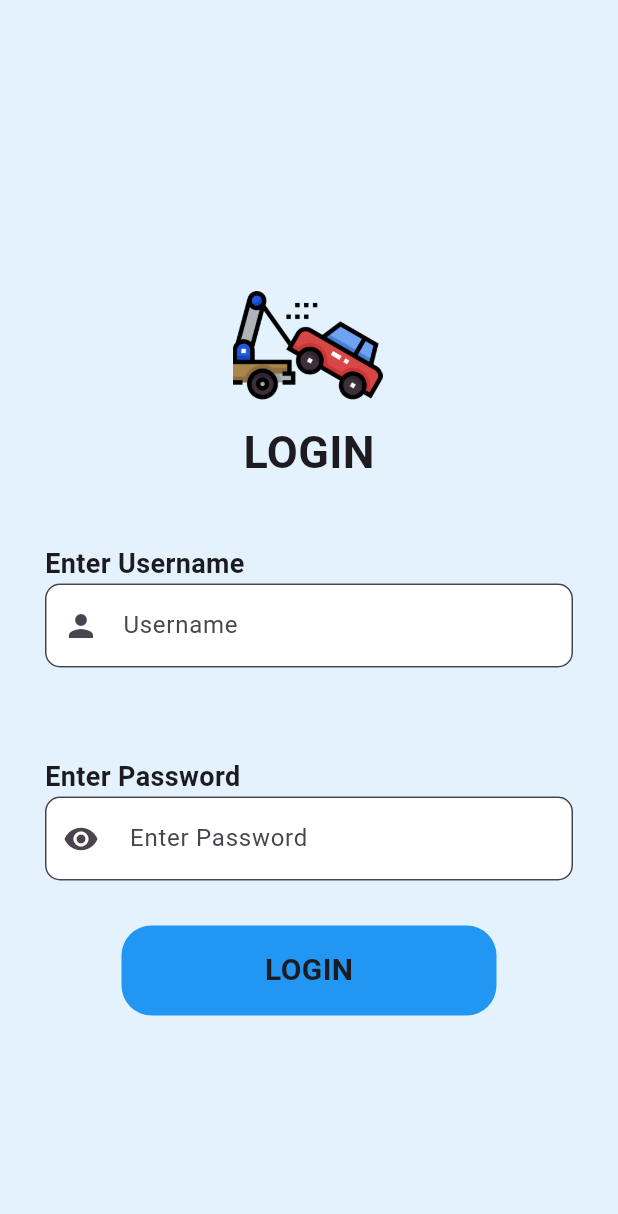
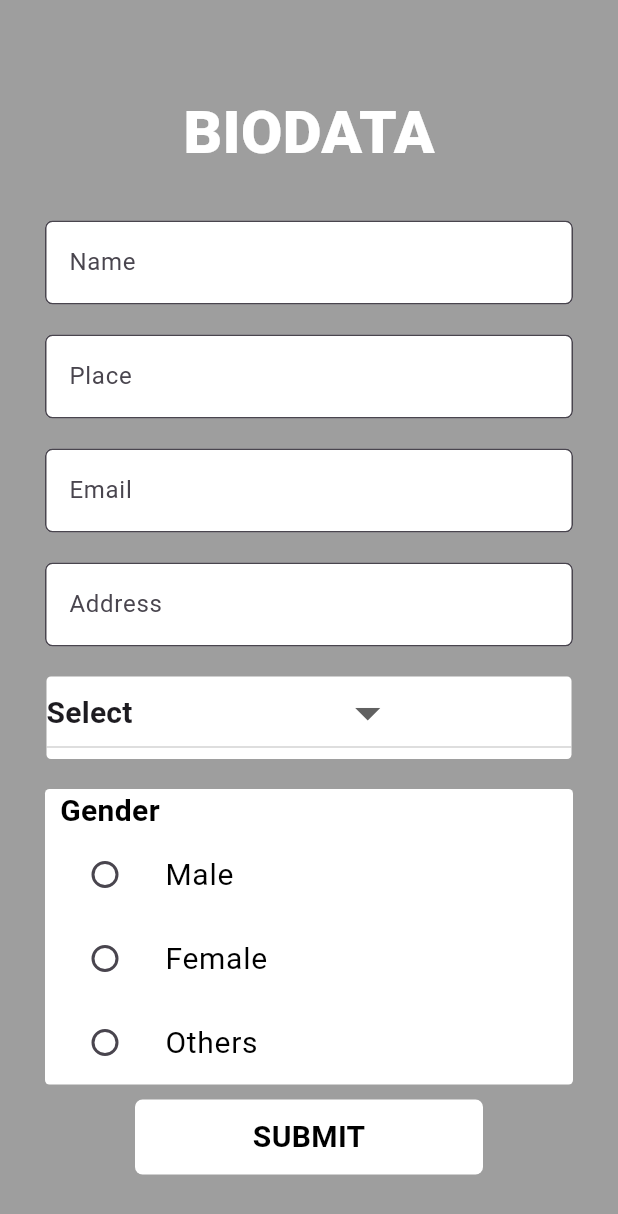
Before and after one commit to vismayahvinodhh/flutter_basic, a Flutter app: the screen it shows after launch, on a phone screen of 412 x 824 dp. Shown: the top 1214 px of the screen. Run offline on Flutter 3.47's test engine with Material 3 defaults, Android fonts, the light colour scheme and no system bars; our stand-ins replace flutter_screenutil, image_picker, lottie, shared_preferences.

Commit message:
15/08/24

```diff
--- /dev/null
+++ b/lib/Sharedpreference/biodata2.dart
@@ -0,0 +1,353 @@
+import 'package:flutter/material.dart';
+import 'package:shared_preferences/shared_preferences.dart';
+
+import 'Biodetails.dart';
+
+import 'Biodetails.dart';
+
+
+
+class Biodata_1 extends StatefulWidget {
+  const Biodata_1({super.key});
+
+  @override
+  State<Biodata_1> createState() => _Biodata_1State();
+}
+
+class _Biodata_1State extends State<Biodata_1> {
+
+  void _showSnackBar(BuildContext context) {
+    final snackBar = SnackBar(
+      content: Text('Select Value'),
+      action: SnackBarAction(
+        label: 'Undo',
+        onPressed: () {
+          // Code to undo the change.
+        },
+      ),
+    );
+
+    // Find the ScaffoldMessenger in the widget tree and use it to show a SnackBar.
+    ScaffoldMessenger.of(context).showSnackBar(snackBar);
+  }
+
+
+  var Name_ctrl = TextEditingController();
+  var Place_ctrl = TextEditingController();
+  var Email_ctrl = TextEditingController();
+  var Address_ctrl = TextEditingController();
+
+  String _selectedValue = 'null';
+
+  String Degree = 'Select';
+
+  final formkey = GlobalKey<FormState>();
+
+  final List<String> _options = [
+    'BSC CS',
+    'BCA',
+    'MSC CS',
+    'MCA',
+    'Select'
+  ];
+  Future<void> Add_data_sp() async {
+    SharedPreferences data = await SharedPreferences.getInstance();
+    data.setString("Name", Name_ctrl.text);
+    data.setString("Place", Place_ctrl.text);
+    data.setString("Email", Email_ctrl.text);
+    data.setString("Address", Address_ctrl.text);
+    data.setString("Gender", _selectedValue);
+    data.setString("Degree", Degree);
+    print(
+        "Added Successfully!");
+  }
+
+  @override
+  Widget build(BuildContext context) {
+    return Scaffold(
+      backgroundColor: Colors.grey,
+      body: SingleChildScrollView(
+        child: Form(
+          key: formkey,
+          child: Column(
+            children: [
+              SizedBox(
+                height: 60,
+              ),
+              Center(
+                  child: Text(
+                    'BIODATA',
+                    style: TextStyle(
+                        fontSize: 40,
+                        fontWeight: FontWeight.w900,
+                        color: Colors.white),
+                  )),
+              SizedBox(
+                height: 30,
+              ),
+              Column(
+                children: [
+                  Padding(
+                    padding: const EdgeInsets.only(left: 30, right: 30),
+                    child: TextFormField(
+                      validator: (value) {
+                        if (value!.isEmpty) {
+                          return "Enter Any Value";
+                        }
+                      },
+                      controller: Name_ctrl,
+                      decoration: InputDecoration(
+                          hintText: 'Name',
+                          focusColor: Colors.white,
+                          border: OutlineInputBorder(
+                              borderSide:
+                              BorderSide(color: Colors.black, width: 3),
+                              borderRadius: BorderRadius.circular(5)),
+                          fillColor: Colors.white,
+                          filled: true),
+                    ),
+                  )
+                ],
+              ),
+              SizedBox(
+                height: 20,
+              ),
+              Column(
+                children: [
+                  Padding(
+                    padding: const EdgeInsets.only(left: 30, right: 30),
+                    child: TextFormField(
+                      validator: (value) {
+                        if (value!.isEmpty) {
+                          return "Enter Any Value";
+                        }
+                      },
+                      controller: Place_ctrl,
+                      decoration: InputDecoration(
+                          hintText: 'Place',
+                          focusColor: Colors.white,
+                          border: OutlineInputBorder(
+                              borderSide:
+                              BorderSide(color: Colors.black, width: 2),
+                              borderRadius: BorderRadius.circular(5)),
+                          fillColor: Colors.white,
+                          filled: true),
+                    ),
+                  )
+                ],
+              ),
+              SizedBox(
+                height: 20,
+              ),
+              Column(
+                children: [
+                  Padding(
+                    padding: const EdgeInsets.only(left: 30, right: 30),
+                    child: TextFormField(
+                      validator: (value) {
+                        if (value!.isEmpty) {
+                          return "Enter Any Value";
+                        }
+                      },
+                      controller: Email_ctrl,
+                      decoration: InputDecoration(
+                          hintText: 'Email',
+                          focusColor: Colors.white,
+                          border: OutlineInputBorder(
+                              borderSide:
+                              BorderSide(color: Colors.black, width: 2),
+                              borderRadius: BorderRadius.circular(5)),
+                          fillColor: Colors.white,
+                          filled: true),
+                    ),
+                  )
+                ],
+              ),
+              SizedBox(
+                height: 20,
+              ),
+              Column(
+                children: [
+                  Padding(
+                    padding: const EdgeInsets.only(left: 30, right: 30),
+                    child: TextFormField(
+                      validator: (value) {
+                        if (value!.isEmpty) {
+                          return "Enter Any Value";
+                        }
+                      },
+                      controller: Address_ctrl,
+                      decoration: InputDecoration(
+                          hintText: 'Address',
+                          focusColor: Colors.white,
+                          border: OutlineInputBorder(
+                              borderSide:
+                              BorderSide(color: Colors.black, width: 2),
+                              borderRadius: BorderRadius.circular(5)),
+                          fillColor: Colors.white,
+                          filled: true),
+                    ),
+                  )
+                ],
+              ),
+              SizedBox(
+                height: 20,
+              ),
+              Padding(
+                padding: const EdgeInsets.only(left: 30, right: 30),
+                child: Container(
+                  height: 55,
+                  width: 350,
+                  decoration: BoxDecoration(
+                    borderRadius: BorderRadius.circular(3),
+                    color: Colors.white,
+                  ),
+                  child: DropdownButton<String>(
+                    value: Degree,
+                    icon: Padding(
+                      padding: const EdgeInsets.only(left: 120),
+                      child: Icon(
+                        Icons.arrow_drop_down,
+                        size: 40,
+                      ),
+                    ),
+                    items: _options.map((String value) {
+                      return DropdownMenuItem<String>(
+                        value: value,
+                        child: Text(
+                          value,
+                          style: TextStyle(
+                            fontSize: 20,
+                            fontWeight: FontWeight.bold,
+                          ),
+                        ),
+                      );
+                    }).toList(),
+                    onChanged: (String? newValue) {
+                      setState(() {
+                        Degree = newValue!;
+                      });
+                    },
+                  ),
+                ),
+              ),
+              SizedBox(
+                height: 20,
+              ),
+              Padding(
+                padding: const EdgeInsets.only(left: 30, right: 30),
+                child: Container(
+                  decoration: BoxDecoration(
+                    borderRadius: BorderRadius.circular(3),
+                    color: Colors.white,
+                  ),
+                  child: Column(
+                    children: [
+                      Row(
+                        children: [
+                          SizedBox(
+                            width: 10,
+                          ),
+                          Text(
+                            "Gender ",
+                            style: TextStyle(
+                                fontSize: 20,
+                                color: Colors.black,
+                                fontWeight: FontWeight.bold),
+                          ),
+                        ],
+                      ),
+                      ListTile(
+                        title: Text(
+                          'Male',
+                          style: TextStyle(fontSize: 20, color: Colors.black),
+                        ),
+                        leading: Radio<String>(
+
+                          value: 'Male',
+                          groupValue: _selectedValue,
+                          onChanged: (String? value) {
+                            setState(() {
+                              _selectedValue = value!;
+                            });
+                          },
+                        ),
+                      ),
+                      ListTile(
+                        title: Text(
+                          'Female',
+                          style: TextStyle(fontSize: 20, color: Colors.black),
+                        ),
+                        leading: Radio<String>(
+                          value: 'Female',
+                          groupValue: _selectedValue,
+                          onChanged: (String? value) {
+                            setState(() {
+                              _selectedValue = value!;
+                            });
+                          },
+                        ),
+                      ),
+                      ListTile(
+                        title: Text(
+                          'Others',
+                          style: TextStyle(fontSize: 20, color: Colors.black),
+                        ),
+                        leading: Radio<String>(
+                          value: 'Others',
+                          groupValue: _selectedValue,
+                          onChanged: (String? value) {
+                            setState(() {
+                              _selectedValue = value!;
+                            });
+                          },
+                        ),
+                      ),
+                      // Text('Selected: $_selectedValue'),
+                    ],
+                  ),
+                ),
+              ),
+              Padding(
+                padding: const EdgeInsets.only(top: 10, left: 90, right: 90),
+                child: InkWell(
+                  onTap: () {
+                    if (formkey.currentState!.validate() && _selectedValue != 'null' && Degree != 'Select') {
+                      print("Details Submitted");
+                      Add_data_sp();
+
+                      Navigator.push(context, MaterialPageRoute(
+                        builder: (context) {
+                          return Biodata_details();
+
+                        },
+                      ));
+                    }
+                    else{
+                      _showSnackBar(context);
+                    }
+                  },
+                  child: Container(
+                    height: 50,
+                    width: 390,
+                    decoration: BoxDecoration(
+                        color: Colors.white,
+                        borderRadius: BorderRadius.circular(5)),
+                    child: Center(
+                        child: Text(
+                          'SUBMIT',
+                          style: TextStyle(
+                              fontSize: 20,
+                              fontWeight: FontWeight.bold,
+                              color: Colors.black),
+                        )),
+                  ),
+                ),
+              ),
+            ],
+          ),
+        ),
+      ),
+    );
+  }
+}
--- a/lib/main.dart
+++ b/lib/main.dart
@@ -1,4 +1,5 @@
 import 'package:flutter/material.dart';
+import 'package:flutter_screenutil/flutter_screenutil.dart';
 import 'package:flutterbasic/minofoodtask2.dart';
 import 'package:flutterbasic/radiobuttonwidget.dart';
 import 'package:flutterbasic/snackbarwidget.dart';
@@ -25,8 +26,7 @@
 import 'package:flutterbasic/whatsapp.dart';
 import 'package:flutterbasic/stack.dart';
 
-
-
+import 'Animationwidget/Lottiwidget.dart';
 import 'Cardesignpage2.dart';
 import 'Cardesignpage3.dart';
 import 'Cardesignpage4.dart';
@@ -45,6 +45,9 @@
 import 'Pickers/Imagepicker.dart';
 import 'Pickers/Timepicker.dart';
 import 'Radiobttneg.dart';
+import 'Sharedpreference/Biodetails.dart';
+import 'Sharedpreference/biodata2.dart';
+import 'URL launcher.dart';
 import 'alertdialogboxwidget.dart';
 import 'card.dart';
 import 'cardesignhomepage.dart';
@@ -92,28 +95,16 @@
   // This widget is the root of your application.
   @override
   Widget build(BuildContext context) {
-    return MaterialApp(debugShowCheckedModeBanner: false,
-      title: 'Flutter Demo',
-      theme: ThemeData(
-        // This is the theme of your application.
-        //
-        // TRY THIS: Try running your application with "flutter run". You'll see
-        // the application has a purple toolbar. Then, without quitting the app,
-        // try changing the seedColor in the colorScheme below to Colors.green
-        // and then invoke "hot reload" (save your changes or press the "hot
-        // reload" button in a Flutter-supported IDE, or press "r" if you used
-        // the command line to start the app).
-        //
-        // Notice that the counter didn't reset back to zero; the application
-        // state is not lost during the reload. To reset the state, use hot
-        // restart instead.
-        //
-        // This works for code too, not just values: Most code changes can be
-        // tested with just a hot reload.
-        colorScheme: ColorScheme.fromSeed(seedColor: Colors.deepPurple),
-        useMaterial3: true,
-      ),
-      home:  Adminloginpage()
+    return ScreenUtilInit(
+      builder: (context, child) => MaterialApp(
+          debugShowCheckedModeBanner: false,
+          title: 'Flutter Demo',
+          theme: ThemeData(
+            colorScheme: ColorScheme.fromSeed(seedColor: Colors.deepPurple),
+            useMaterial3: true,
+          ),
+          home:Biodata_1 ()),
+      designSize: Size(390, 844),
     );
   }
 }
--- a/lib/mentacocktailtask2.dart
+++ b/lib/mentacocktailtask2.dart
@@ -388,7 +388,7 @@
               Padding(
                 padding: const EdgeInsets.only(top: 770, left: 105),
                 child: Container(
-                  height: 70,
+                  height: 30,
                   width: 80,
                   decoration: BoxDecoration(color: Colors.black),
                   child: Row(
--- a/pubspec.yaml
+++ b/pubspec.yaml
@@ -44,6 +44,11 @@
   image_picker: ^1.1.2
   intl: ^0.19.0
   flutter_launcher_icons: ^0.13.1
+  url_launcher: ^6.3.0
+  flutter_screenutil: ^5.9.3
+  lottie: ^3.1.2
+  shared_preferences: ^2.3.2
+
 
 
 dev_dependencies:
```
Also changed, not shown: assets/Animation - 1724734342876.json (added, +1 -0 lines), lib/Animationwidget/Lottiwidget.dart (added, +26 -0 lines), lib/Sharedpreference/Biodetails.dart (added, +103 -0 lines), lib/URL launcher.dart (added, +59 -0 lines), pubspec.lock, 5 other files.
